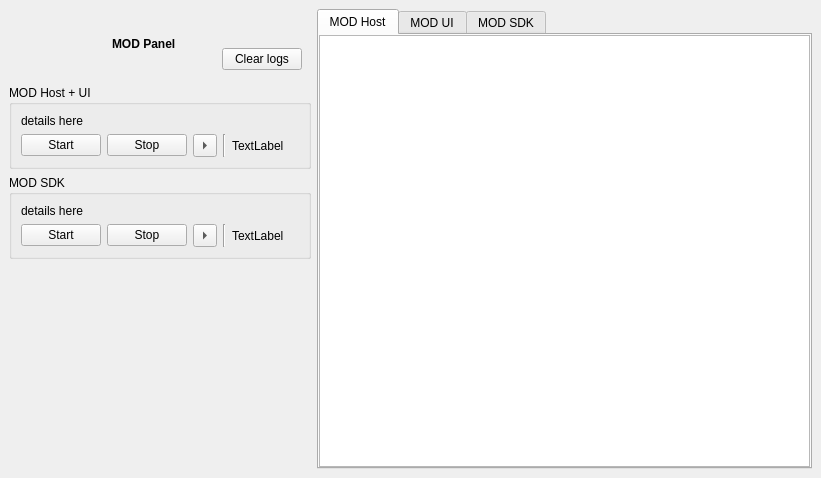
This is resources/ui/mod_panel.ui in mod-audio/mod-panel as Qt 5 draws it before an edit. The edited form follows.
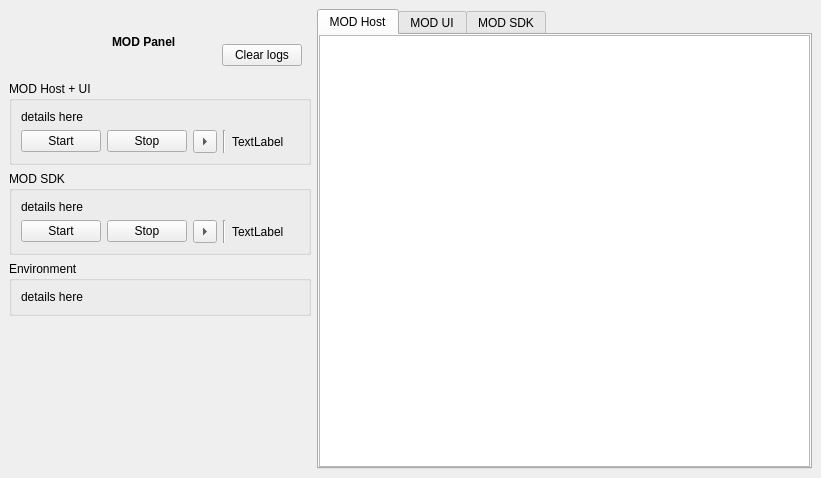
This is the edited form. Icons and pictures are not drawn.

Commit message: add infopanel to show current LV2 path

What changed in the file:
```diff
--- a/resources/ui/mod_panel.ui
+++ b/resources/ui/mod_panel.ui
@@ -121,7 +121,20 @@
       </layout>
      </widget>
     </item>
-    <item row="0" column="1" rowspan="4">
+    <item row="5" column="0">
+     <spacer name="spacer_bottom">
+      <property name="orientation">
+       <enum>Qt::Vertical</enum>
+      </property>
+      <property name="sizeHint" stdset="0">
+       <size>
+        <width>268</width>
+        <height>219</height>
+       </size>
+      </property>
+     </spacer>
+    </item>
+    <item row="0" column="1" rowspan="6">
      <widget class="QTabWidget" name="tab_logs">
       <property name="currentIndex">
        <number>0</number>
@@ -365,17 +378,38 @@
      </widget>
     </item>
     <item row="3" column="0">
-     <spacer name="spacer_bottom">
-      <property name="orientation">
-       <enum>Qt::Vertical</enum>
+     <widget class="QGroupBox" name="group_info">
+      <property name="sizePolicy">
+       <sizepolicy hsizetype="Preferred" vsizetype="Preferred">
+        <horstretch>0</horstretch>
+        <verstretch>0</verstretch>
+       </sizepolicy>
       </property>
-      <property name="sizeHint" stdset="0">
-       <size>
-        <width>268</width>
-        <height>219</height>
-       </size>
+      <property name="autoFillBackground">
+       <bool>false</bool>
       </property>
-     </spacer>
+      <property name="title">
+       <string>Environment</string>
+      </property>
+      <layout class="QVBoxLayout" name="verticalLayout_3">
+       <item>
+        <widget class="QLabel" name="label_information">
+         <property name="sizePolicy">
+          <sizepolicy hsizetype="Preferred" vsizetype="Preferred">
+           <horstretch>0</horstretch>
+           <verstretch>0</verstretch>
+          </sizepolicy>
+         </property>
+         <property name="text">
+          <string>details here</string>
+         </property>
+         <property name="wordWrap">
+          <bool>true</bool>
+         </property>
+        </widget>
+       </item>
+      </layout>
+     </widget>
     </item>
    </layout>
   </widget>
```
Left out of the diff: 122 changed lines with no effect on the pictures. The commit also changes 1 other file.
